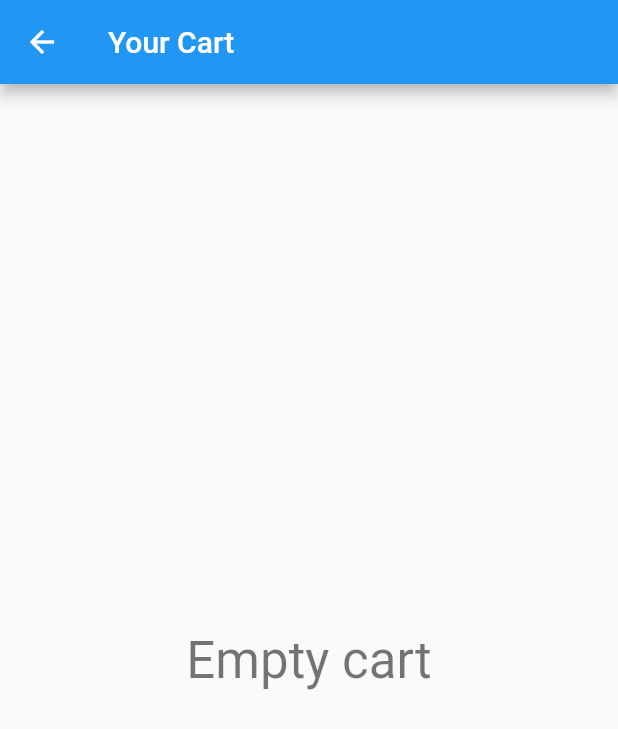
After one commit to janmchan/reactive-app, a Flutter app: the BlocCartPage screen opened directly, on a phone screen of 412 x 824 dp. The commit adds this screen. Shown: the top 729 px of the screen. Run offline on Flutter 3.47's test engine with Material 2 defaults, Android fonts, the phone set to English and light mode, and no system bars.

Commit message:
Organized folder structure

```diff
--- /dev/null
+++ b/lib/cart/bloc_cart_page.dart
@@ -0,0 +1,33 @@
+import 'package:flutter/material.dart';
+import 'package:reactiveapp/models/cart_item.dart';
+import 'package:reactiveapp/shared/cart_page.dart';
+
+class BlocCartPage extends StatelessWidget {
+  static const routeName = '/cart';
+
+  @override
+  Widget build(BuildContext context) {
+
+    return Scaffold(
+      appBar: AppBar(
+        title: const Text('Your Cart'),
+      ),
+      body: StreamBuilder<List<CartItem>>(
+          stream: null,
+          initialData: const [],
+          builder: (context, snapshot) => _buildBody(context, snapshot.data)),
+    );
+  }
+
+  Widget _buildBody(BuildContext context, List<CartItem> items) {
+    if (items.isEmpty) {
+      return Center(
+          child: Text('Empty cart',
+              style: Theme.of(context).textTheme.display1));
+    }
+
+    final itemTiles =
+        items.map((item) => ItemTile(item: item)).toList(growable: false);
+    return ListView(children: itemTiles);
+  }
+}
```
Also changed, not shown: lib/main.dart (+1 -36 lines), lib/product/product_catalog.dart (added, +25 -0 lines), lib/product_catalog.dart (deleted, +0 -60 lines), lib/reactive_app.dart (added, +18 -0 lines), lib/screens/product_home_page.dart (added, +23 -0 lines), lib/product/product_square.dart (renamed from lib/product_square.dart), lib/shared/cart_button.dart (renamed from lib/cart_button.dart), 1 other file.
